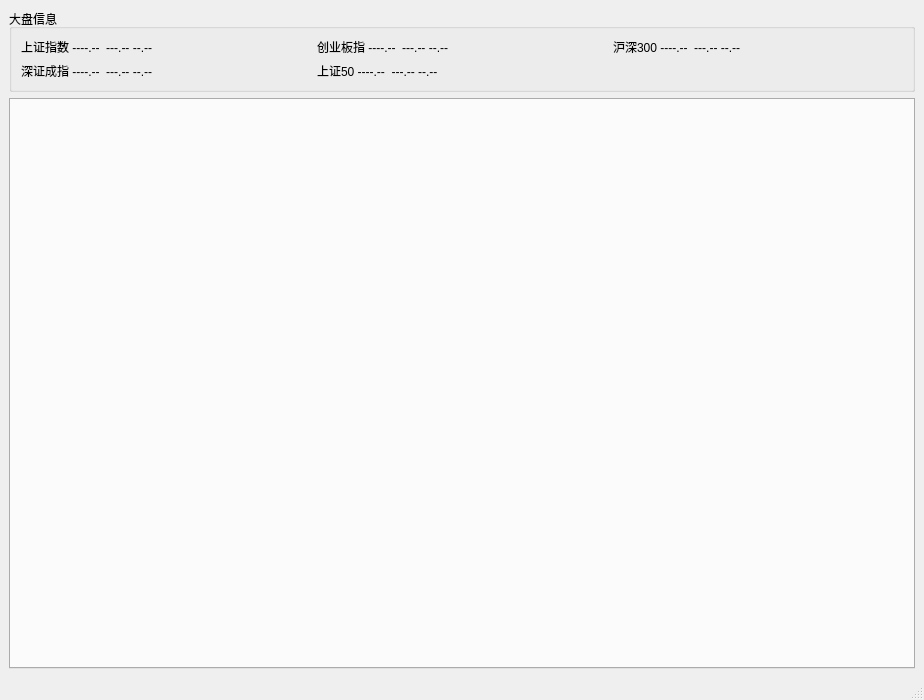
Ginakira/Funder, file src/ui/mainwindow.ui: the form before one commit.
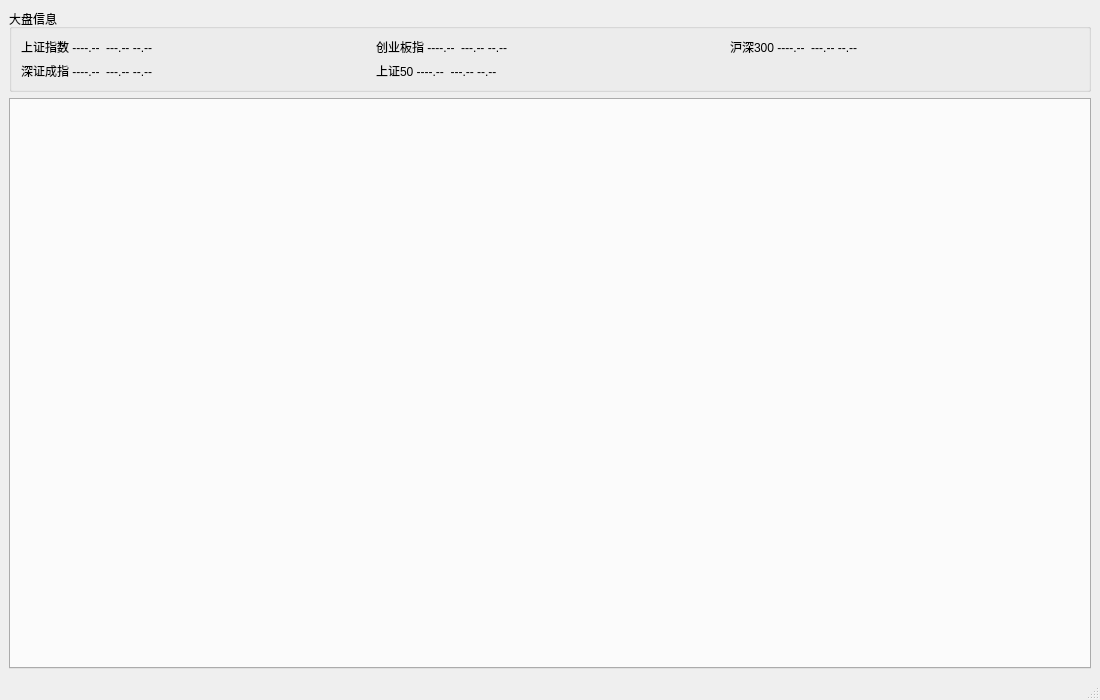
The form after the commit.

```diff
--- a/src/ui/mainwindow.ui
+++ b/src/ui/mainwindow.ui
@@ -6,13 +6,13 @@
    <rect>
     <x>0</x>
     <y>0</y>
-    <width>924</width>
+    <width>1100</width>
     <height>700</height>
    </rect>
   </property>
   <property name="minimumSize">
    <size>
-    <width>0</width>
+    <width>800</width>
     <height>700</height>
    </size>
   </property>
```
Left out of the diff: 2 changed lines with no effect on the pictures.
